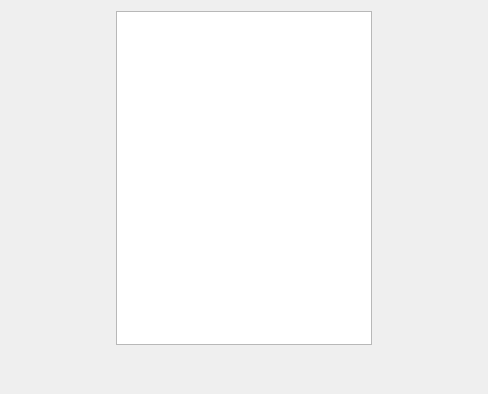
Before: the Qt Designer form GUI/QtWidget/SegmentationVisualizationSettingsDialog.ui in FelixdelasPozas/EspINA, drawn with Qt 5.
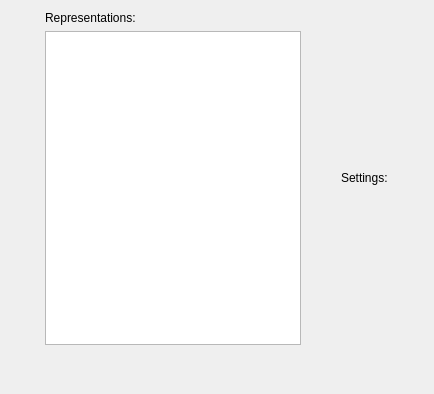
After: the same form once the commit is applied. Icons and pictures are not drawn.

Commit message: Fix Planar Split representation Bounds. Update Representation Settings UI

Diff of the .ui file:
```diff
--- a/GUI/QtWidget/SegmentationVisualizationSettingsDialog.ui
+++ b/GUI/QtWidget/SegmentationVisualizationSettingsDialog.ui
@@ -6,17 +6,32 @@
    <rect>
     <x>0</x>
     <y>0</y>
-    <width>488</width>
+    <width>434</width>
     <height>394</height>
    </rect>
   </property>
   <property name="windowTitle">
    <string>Visualization Settings</string>
   </property>
-  <layout class="QVBoxLayout" name="verticalLayout">
+  <layout class="QVBoxLayout" name="verticalLayout_3">
    <item>
     <layout class="QHBoxLayout" name="horizontalLayout">
      <item>
+      <layout class="QVBoxLayout" name="verticalLayout">
+       <item>
+        <widget class="QLabel" name="label">
+         <property name="sizePolicy">
+          <sizepolicy hsizetype="Preferred" vsizetype="Maximum">
+           <horstretch>0</horstretch>
+           <verstretch>0</verstretch>
+          </sizepolicy>
+         </property>
+         <property name="text">
+          <string>Representations:</string>
+         </property>
+        </widget>
+       </item>
+       <item>
       <widget class="QListView" name="m_representationList">
        <property name="sizePolicy">
         <sizepolicy hsizetype="Maximum" vsizetype="Expanding">
@@ -26,8 +41,27 @@
        </property>
       </widget>
      </item>
+      </layout>
+     </item>
+     <item>
+      <layout class="QVBoxLayout" name="verticalLayout_2">
+       <item>
+        <widget class="QLabel" name="label_2">
+         <property name="sizePolicy">
+          <sizepolicy hsizetype="Preferred" vsizetype="Maximum">
+           <horstretch>0</horstretch>
+           <verstretch>0</verstretch>
+          </sizepolicy>
+         </property>
+         <property name="text">
+          <string>Settings:</string>
+         </property>
+        </widget>
+       </item>
      <item>
       <layout class="QHBoxLayout" name="m_settingsLayout"/>
+       </item>
+      </layout>
      </item>
     </layout>
    </item>
```
Lines whose indentation alone changed are shown as unchanged. The commit also changes 11 other files.
